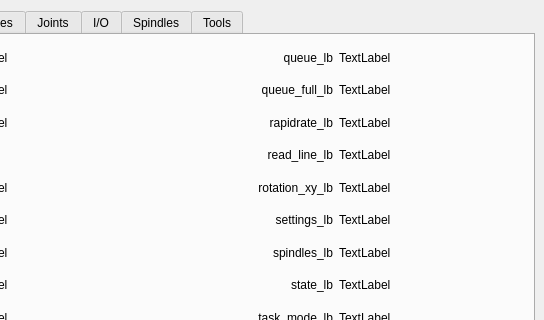
jethornton/flexgui, file examples/features/status/status.ui: the form before one commit; both pictures show x 256 to 800 and y 0 to 320 of the 800 by 600 pixel window.
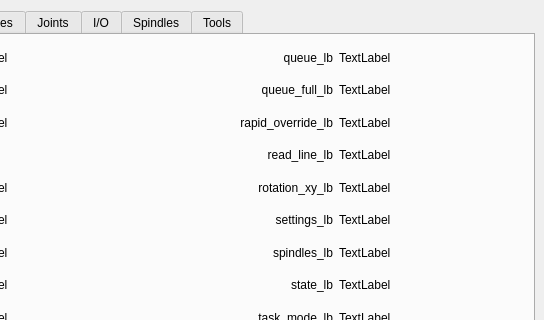
The form after the commit. The open tabs and pages were chosen to show the change.

Commit message: fix label name fixes #115

```diff
--- a/examples/features/status/status.ui
+++ b/examples/features/status/status.ui
@@ -861,7 +861,7 @@
         <item row="2" column="2">
          <widget class="QLabel" name="label_54">
           <property name="text">
-           <string>rapidrate_lb</string>
+           <string>rapid_override_lb</string>
           </property>
           <property name="alignment">
            <set>Qt::AlignRight|Qt::AlignTrailing|Qt::AlignVCenter</set>
```
Left out of the diff: 2 changed lines with no effect on the pictures. The commit also changes 6 other files.
